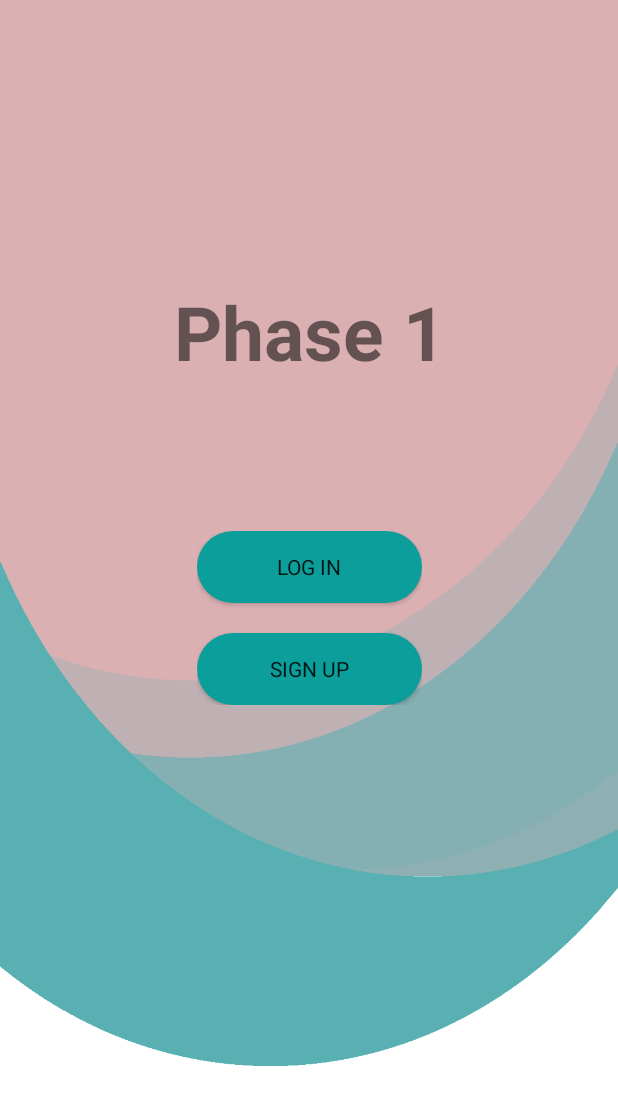
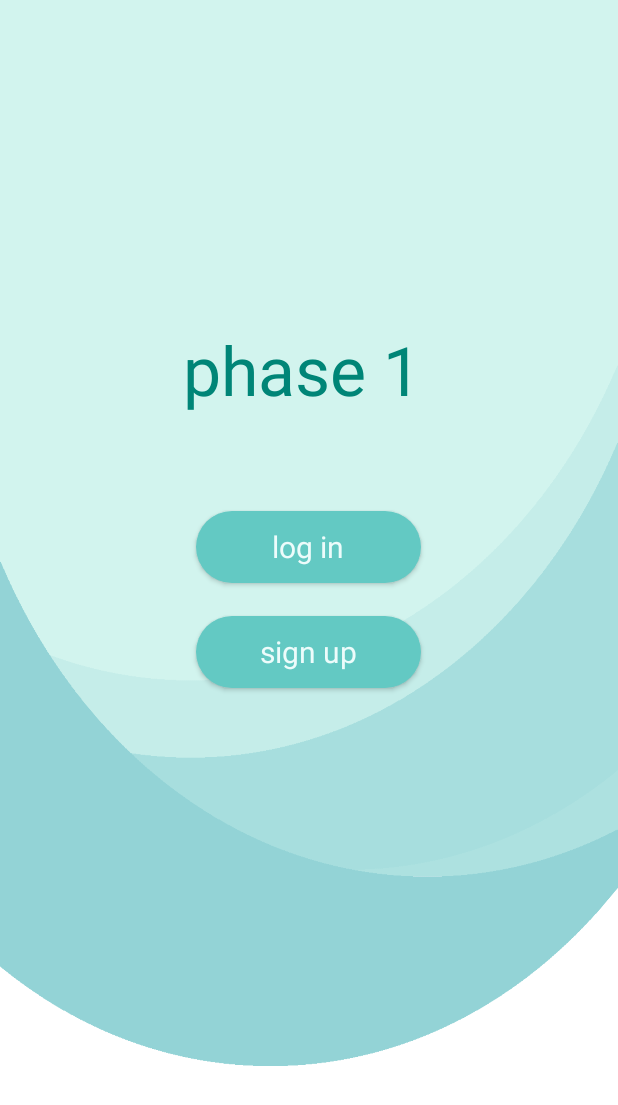
Before and after one commit to AdiThakur/phase, an Android app: the screen it shows after launch (MainActivity), on a phone screen of 412 x 824 dp. Shown: the top 1105 px of the screen. Run offline under Robolectric (Android 15) with nearby library versions, the phone set to English and light mode, and no system bars.

Commit message:
Modified UI for activity_log_in, activity_main, and activity_sign_up.

```diff
--- a/phase1/Game/app/src/main/res/layout/activity_main.xml
+++ b/phase1/Game/app/src/main/res/layout/activity_main.xml
@@ -17,42 +17,58 @@
         app:layout_constraintStart_toStartOf="parent"
         app:layout_constraintTop_toTopOf="parent">
 
-        <Button
-            android:id="@+id/logInButton"
-            android:background="@drawable/button"
-            android:layout_width="150dp"
-            android:layout_height="wrap_content"
-            android:layout_marginBottom="10dp"
-            android:fontFamily="sans-serif"
-            android:onClick="logIn"
-            android:text="@string/log_in" />
+    </LinearLayout>
 
-        <Button
-            android:id="@+id/signUpButton"
-            android:background="@drawable/button"
-            android:layout_width="150dp"
-            android:layout_height="wrap_content"
-            android:layout_marginTop="10dp"
-            android:fontFamily="sans-serif"
-            android:onClick="signUp"
-            android:text="@string/sign_up" />
-    </LinearLayout>
 
     <TextView
         android:id="@+id/phase1TextView"
         android:layout_width="wrap_content"
         android:layout_height="wrap_content"
-        android:layout_marginStart="174dp"
-        android:layout_marginTop="168dp"
-        android:layout_marginEnd="178dp"
+        android:layout_marginStart="168dp"
+        android:layout_marginTop="216dp"
+        android:layout_marginEnd="185dp"
+        android:text="@string/game_name"
+        android:textSize="45sp"
+        android:textColor="@color/colorPrimary"
+        app:layout_constraintEnd_toEndOf="parent"
+        app:layout_constraintHorizontal_bias="0.465"
+        app:layout_constraintStart_toStartOf="parent"
+        app:layout_constraintTop_toTopOf="parent" />
+
+    <Button
+        android:id="@+id/signUpButton"
+        android:layout_width="150dp"
+        android:layout_height="wrap_content"
+        android:background="@drawable/button"
         android:fontFamily="sans-serif"
-        android:text="@string/game_name"
-        android:textSize="50sp"
-        android:textStyle="bold"
-        app:layout_constraintBottom_toTopOf="@+id/linearLayout"
+        android:onClick="signUp"
+        android:text="@string/sign_up"
+        android:textAllCaps="false"
+        android:textSize="20sp"
+        android:textColor="@color/colorField"
+        app:layout_constraintBottom_toBottomOf="parent"
         app:layout_constraintEnd_toEndOf="parent"
-        app:layout_constraintHorizontal_bias="0.482"
+        app:layout_constraintHorizontal_bias="0.498"
         app:layout_constraintStart_toStartOf="parent"
-        app:layout_constraintTop_toTopOf="parent"
-        app:layout_constraintVertical_bias="0.164" />
+        app:layout_constraintTop_toBottomOf="@+id/logInButton"
+        app:layout_constraintVertical_bias="0.056" />
+
+    <Button
+        android:id="@+id/logInButton"
+        android:layout_width="150dp"
+        android:layout_height="wrap_content"
+        android:layout_marginTop="64dp"
+        android:background="@drawable/button"
+        android:fontFamily="sans-serif"
+        android:onClick="logIn"
+        android:text="@string/log_in"
+        android:textAllCaps="false"
+        android:textSize="20sp"
+        android:textColor="@color/colorField"
+        app:layout_constraintBottom_toBottomOf="parent"
+        app:layout_constraintEnd_toEndOf="parent"
+        app:layout_constraintHorizontal_bias="0.498"
+        app:layout_constraintStart_toStartOf="parent"
+        app:layout_constraintTop_toBottomOf="@+id/phase1TextView"
+        app:layout_constraintVertical_bias="0.0" />
 </androidx.constraintlayout.widget.ConstraintLayout>
--- a/phase1/Game/app/src/main/res/values/colors.xml
+++ b/phase1/Game/app/src/main/res/values/colors.xml
@@ -3,6 +3,6 @@
     <color name="colorPrimary">#008577</color>
     <color name="colorPrimaryDark">#00574B</color>
     <color name="colorAccent">#D81B60</color>
-    <color name="colorField">#d8e0ed</color>
-    <color name="colorButton">#0b9e9b</color>
+    <color name="colorField">#edfcfb</color>
+    <color name="colorButton">#63c9c3</color>
 </resources>
--- a/phase1/Game/app/src/main/res/values/strings.xml
+++ b/phase1/Game/app/src/main/res/values/strings.xml
@@ -1,6 +1,8 @@
 <resources>
     <string name="app_name">Game</string>
-    <string name="game_name">Phase 1</string>
+    <string name="game_name">phase 1</string>
+    <string name="greeting_login">welcome back</string>
+    <string name="greeting_signup">welcome</string>
     <string name="sign_up">sign up</string>
     <string name="log_in">log in</string>
     <string name="name">username</string>
```
Also changed, not shown: phase1/Game/app/src/main/res/layout/activity_log_in.xml (+22 -7 lines), phase1/Game/app/src/main/res/layout/activity_sign_up.xml (+10 -5 lines), phase1/Game/app/src/main/res/drawable/arrow.png (added), phase1/Game/app/src/main/res/drawable/login_signup_bg.png.
